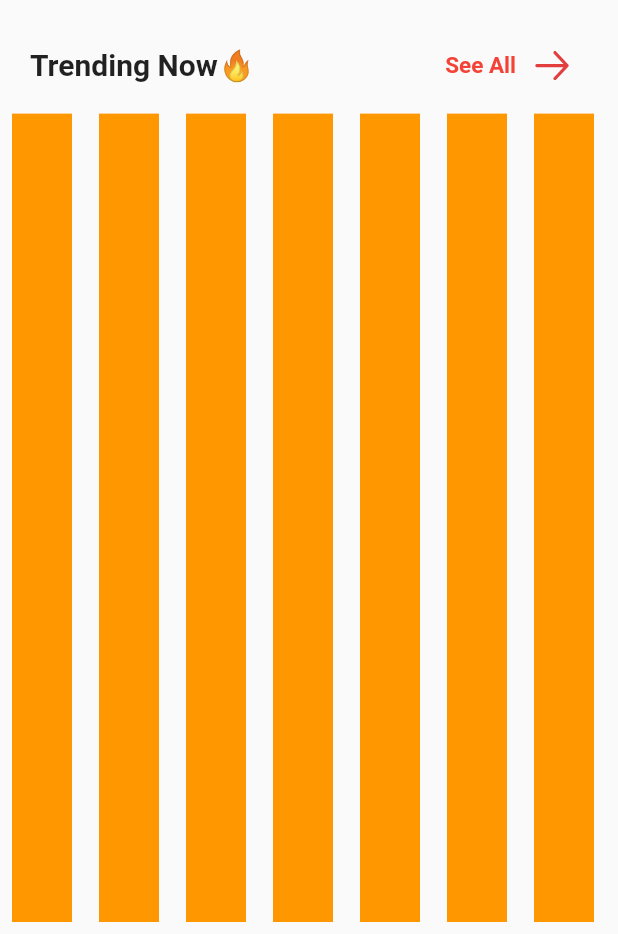
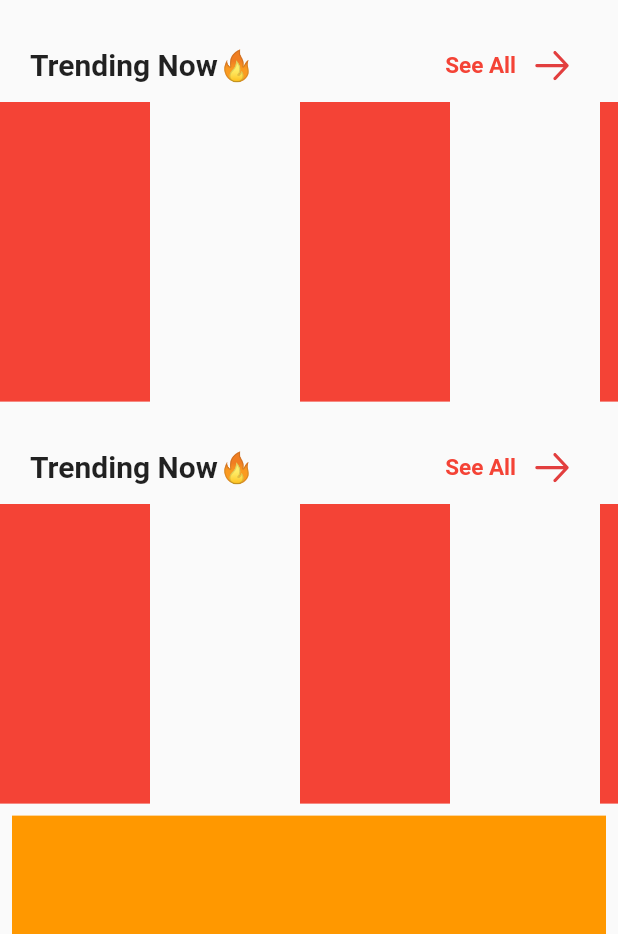
Before and after one commit to Nura1i/recipe_app_2, a Flutter app: the HomePage screen opened directly, on a phone screen of 412 x 824 dp, the part 302-1236 px from its top. Run offline on Flutter 3.47's test engine with Material 2 defaults, Android fonts, the phone set to English and light mode, and no system bars; our stand-ins replace adaptive_theme, bloc, cloud_firestore, equatable, firebase_auth, firebase_core and 5 more; accounts and stored records are empty.

Commit message:
Changes to be committed: 	modified:   lib/pages/home_page.dart

```diff
--- a/lib/pages/home_page.dart
+++ b/lib/pages/home_page.dart
@@ -18,13 +18,16 @@ class _HomePageState extends State<HomePage> {
   Widget build(BuildContext context) {
     Size size = MediaQuery.of(context).size;
     return Scaffold(
+      resizeToAvoidBottomInset: true,
       body: SafeArea(
         child: Column(
           mainAxisAlignment: MainAxisAlignment.start,
-        children:[
+          children: [
             const Padding(
-            padding: EdgeInsets.only(top:64,right: 146 ),
-            child: Text("Find best ricepes\for cooking",style: TextStyle(
+              padding: EdgeInsets.only(top: 64, right: 146),
+              child: Text(
+                "Find best ricepes\for cooking",
+                style: TextStyle(
                   color: Color(0xFF303030),
                   fontSize: 24,
                   fontWeight: FontWeight.w600,
@@ -32,19 +35,16 @@ class _HomePageState extends State<HomePage> {
               ),
             ),
             Padding(
-            padding: const EdgeInsets.only(top: 28,right: 20,left: 20),
+              padding: const EdgeInsets.only(top: 28, right: 20, left: 20),
               child: Container(
-              width:size.width/0.7.w,
-              height: size.height/13.h,
+                width: size.width / 0.7.w,
+                height: size.height / 13.h,
                 decoration: BoxDecoration(
-               border: Border.all(width: 1,color:Colors.grey),
-                borderRadius: BorderRadius.circular(20)
-              ),
-            child:const TextField(
+                    border: Border.all(width: 1, color: Colors.grey),
+                    borderRadius: BorderRadius.circular(20)),
+                child: const TextField(
                   decoration: InputDecoration(
-                contentPadding: EdgeInsets.only(
-                  top: 13
-                ),
+                    contentPadding: EdgeInsets.only(top: 13),
                     hintText: 'Search recipes',
                     isDense: false,
                     border: InputBorder.none,
@@ -53,23 +53,38 @@ class _HomePageState extends State<HomePage> {
                 ),
               ),
             ),
+            Expanded(
+              child: SingleChildScrollView(
+                  physics: BouncingScrollPhysics(),
+                  scrollDirection: Axis.vertical,
+                  // scrollDirection: Axis.vertical,
+                  child: Column(children: [
                     Padding(
-            padding: const EdgeInsets.only(left:20,right: 20,top: 20),
+                      padding:
+                          const EdgeInsets.only(left: 20, right: 20, top: 20),
                       child: Row(
                         mainAxisAlignment: MainAxisAlignment.spaceBetween,
                         children: [
-                const Text('Trending Now🔥',style: TextStyle(
-                  fontSize: 20,fontWeight: FontWeight.w600,
+                          const Text(
+                            'Trending Now🔥',
+                            style: TextStyle(
+                              fontSize: 20,
+                              fontWeight: FontWeight.w600,
                             ),
                           ),
                           Row(
                             children: [
-                  const Text('See All',style: TextStyle(
-                fontSize: 15,fontWeight: FontWeight.w600,color: Colors.red
+                              const Text(
+                                'See All',
+                                style: TextStyle(
+                                    fontSize: 15,
+                                    fontWeight: FontWeight.w600,
+                                    color: Colors.red),
                               ),
-              ),
-               IconButton(onPressed:(){},
-                icon:SvgPicture.asset('assets/svg/Belgi.svg',
+                              IconButton(
+                                onPressed: () {},
+                                icon: SvgPicture.asset(
+                                  'assets/svg/Belgi.svg',
                                   width: 30,
                                   height: 20,
                                 ),
@@ -80,28 +95,131 @@ class _HomePageState extends State<HomePage> {
                         ],
                       ),
                     ),
-          Expanded(
-             child: SingleChildScrollView(
-             // physics:BouncingScrollPhysics(),
+                    SingleChildScrollView(
+                        physics: const AlwaysScrollableScrollPhysics(),
                         scrollDirection: Axis.horizontal,
-               child: ListView.separated(
+                        child: Row(
+                          children: [
+                            Container(
+                              height: 200,
+                              width: 100,
+                              color: Colors.red,
+                            ),
+                            const SizedBox(
+                              width: 100,
+                            ),
+                            Container(
+                              height: 200,
+                              width: 100,
+                              color: Colors.red,
+                            ),
+                            const SizedBox(
+                              width: 100,
+                            ),
+                            Container(
+                              height: 200,
+                              width: 100,
+                              color: Colors.red,
+                            ),
+                            const SizedBox(
+                              width: 100,
+                            ),
+                            Container(
+                              height: 200,
+                              width: 100,
+                              color: Colors.red,
+                            ),
+                          ],
+                        )),
+                    Padding(
+                      padding:
+                          const EdgeInsets.only(left: 20, right: 20, top: 20),
+                      child: Row(
+                        mainAxisAlignment: MainAxisAlignment.spaceBetween,
+                        children: [
+                          const Text(
+                            'Trending Now🔥',
+                            style: TextStyle(
+                              fontSize: 20,
+                              fontWeight: FontWeight.w600,
+                            ),
+                          ),
+                          Row(
+                            children: [
+                              const Text(
+                                'See All',
+                                style: TextStyle(
+                                    fontSize: 15,
+                                    fontWeight: FontWeight.w600,
+                                    color: Colors.red),
+                              ),
+                              IconButton(
+                                onPressed: () {},
+                                icon: SvgPicture.asset(
+                                  'assets/svg/Belgi.svg',
+                                  width: 30,
+                                  height: 20,
+                                ),
+                                color: Colors.red,
+                              )
+                            ],
+                          )
+                        ],
+                      ),
+                    ),
+                    SingleChildScrollView(
+                        physics: const AlwaysScrollableScrollPhysics(),
+                        scrollDirection: Axis.horizontal,
+                        child: Row(
+                          children: [
+                            Container(
+                              height: 200,
+                              width: 100,
+                              color: Colors.red,
+                            ),
+                            const SizedBox(
+                              width: 100,
+                            ),
+                            Container(
+                              height: 200,
+                              width: 100,
+                              color: Colors.red,
+                            ),
+                            const SizedBox(
+                              width: 100,
+                            ),
+                            Container(
+                              height: 200,
+                              width: 100,
+                              color: Colors.red,
+                            ),
+                            const SizedBox(
+                              width: 100,
+                            ),
+                            Container(
+                              height: 200,
+                              width: 100,
+                              color: Colors.red,
+                            ),
+                          ],
+                        )),
+                    ListView.builder(
+                      physics: NeverScrollableScrollPhysics(),
                       shrinkWrap: true,
-                scrollDirection: Axis.horizontal,
-                itemCount:40 ,
-                separatorBuilder:(context, index) {
-                 return Container(width: 2,);
-                },
-                itemBuilder:(context, index) {
-                       return    Padding(
+                      scrollDirection: Axis.vertical,
+                      itemCount: 20,
+                      itemBuilder: (context, index) {
+                        return Padding(
                           padding: const EdgeInsets.all(8.0),
                           child: Container(
                             color: Colors.orange,
-                    width: 40,
+                            width: 100,
                             height: 100,
                           ),
                         );
-                }, ),
-             ),
+                      },
+                    )
+                  ])),
             )
           ],
         ),
```
Lines whose indentation alone changed are shown as unchanged.
